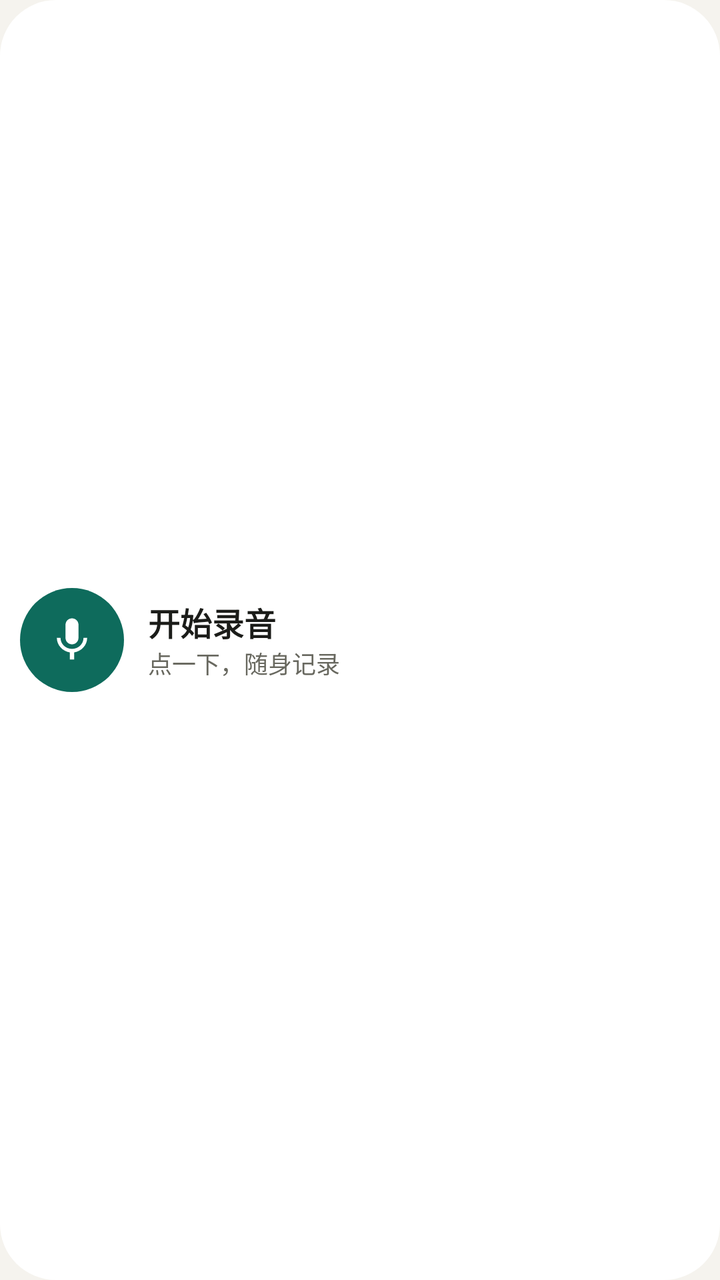
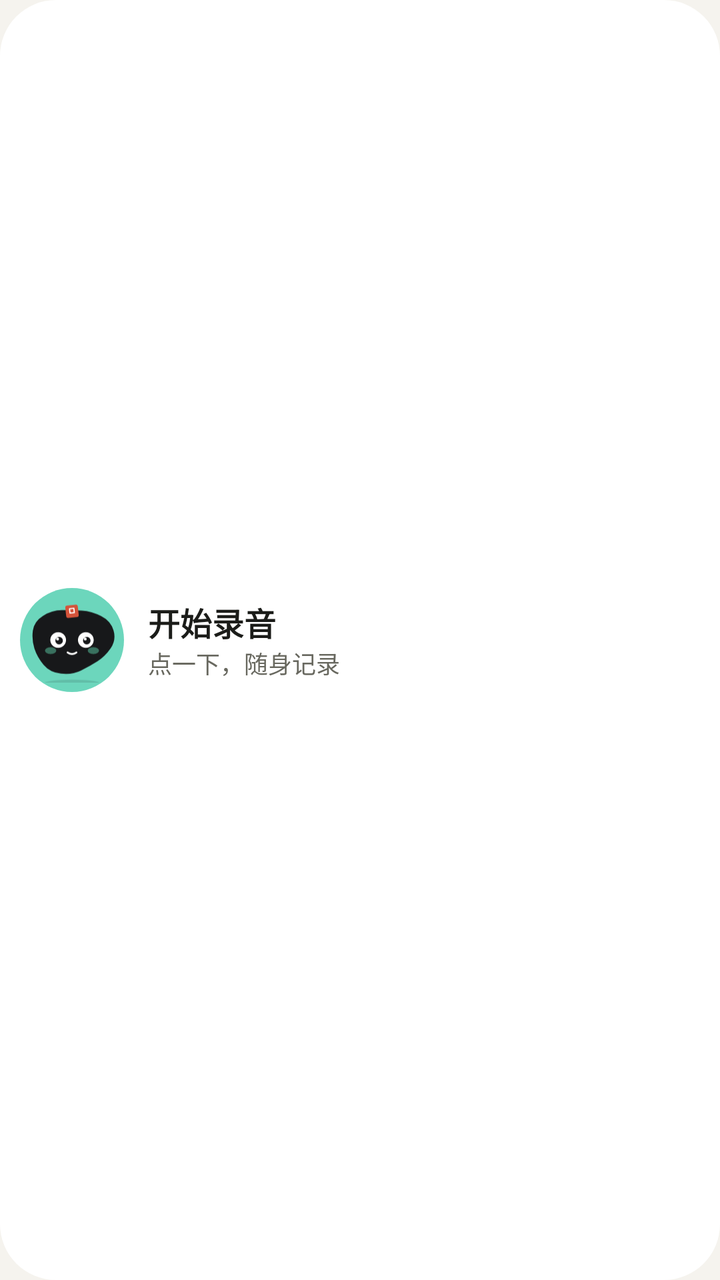

Two renders of the same Android screen: before a commit and after it. Below are the layout's source before the change and the commit's diff.
<!-- AndroidManifest.xml: application theme Theme.ShuoLeSa -->
<!-- res/layout/widget_record.xml -->
<?xml version="1.0" encoding="utf-8"?>
<LinearLayout xmlns:android="http://schemas.android.com/apk/res/android"
    android:id="@android:id/background"
    android:layout_width="match_parent"
    android:layout_height="match_parent"
    android:background="@drawable/widget_bg"
    android:gravity="center_vertical"
    android:orientation="horizontal"
    android:padding="10dp">

    <FrameLayout
        android:id="@+id/rec_orb"
        android:layout_width="52dp"
        android:layout_height="52dp">
        <ImageView
            android:id="@+id/rec_orb_bg"
            android:layout_width="match_parent"
            android:layout_height="match_parent"
            android:importantForAccessibility="no"
            android:src="@drawable/widget_orb" />
        <ImageView
            android:id="@+id/rec_orb_icon"
            android:layout_width="26dp"
            android:layout_height="26dp"
            android:layout_gravity="center"
            android:contentDescription="@string/tile_record_label"
            android:src="@drawable/ic_w_mic_on_orb" />
    </FrameLayout>

    <LinearLayout
        android:id="@+id/rec_texts"
        android:layout_width="0dp"
        android:layout_height="wrap_content"
        android:layout_marginStart="12dp"
        android:layout_weight="1"
        android:orientation="vertical">
        <TextView
            android:id="@+id/rec_title"
            android:layout_width="match_parent"
            android:layout_height="wrap_content"
            android:maxLines="1"
            android:text="开始录音"
            android:textColor="@color/text_primary"
            android:textSize="16sp"
            android:textStyle="bold" />
        <TextView
            android:id="@+id/rec_sub"
            android:layout_width="match_parent"
            android:layout_height="wrap_content"
            android:maxLines="1"
            android:text="点一下，随身记录"
            android:textColor="@color/text_secondary"
            android:textSize="12sp" />
        <Chronometer
            android:id="@+id/rec_timer"
            android:layout_width="match_parent"
            android:layout_height="wrap_content"
            android:textColor="@color/text_primary"
            android:textSize="20sp"
            android:textStyle="bold"
            android:visibility="gone" />
    </LinearLayout>

    <ImageButton
        android:id="@+id/rec_pause"
        android:layout_width="40dp"
        android:layout_height="40dp"
        android:layout_marginStart="8dp"
        android:background="@drawable/widget_circle_raised"
        android:contentDescription="暂停录音"
        android:src="@drawable/ic_w_pause"
        android:visibility="gone" />
    <ImageButton
        android:id="@+id/rec_mark"
        android:layout_width="40dp"
        android:layout_height="40dp"
        android:layout_marginStart="8dp"
        android:background="@drawable/widget_circle_raised"
        android:contentDescription="标记刚才这句"
        android:src="@drawable/ic_w_flag"
        android:visibility="gone" />
</LinearLayout>
<!-- resources referenced by this layout -->
<resources>
  <color name="text_primary">#1B1C19</color>
  <color name="text_secondary">#68685F</color>
  <!-- drawable ic_w_flag (drawable) -->
  <vector xmlns:android="http://schemas.android.com/apk/res/android"
      android:width="24dp"
      android:height="24dp"
      android:viewportWidth="24"
      android:viewportHeight="24"
      android:tint="@color/text_primary">
      <path
          android:fillColor="@android:color/white"
          android:pathData="M14.4,6L14,4H5v17h2v-7h5.6l0.4,2h7V6z" />
  </vector>
  <!-- drawable ic_w_mic_on_orb (drawable) -->
  <vector xmlns:android="http://schemas.android.com/apk/res/android"
      android:width="24dp"
      android:height="24dp"
      android:viewportWidth="24"
      android:viewportHeight="24"
      android:tint="@color/widget_on_orb">
      <path
          android:fillColor="@android:color/white"
          android:pathData="M12,14c1.66,0 2.99,-1.34 2.99,-3L15,5c0,-1.66 -1.34,-3 -3,-3S9,3.34 9,5v6c0,1.66 1.34,3 3,3zM17.3,11c0,3 -2.54,5.1 -5.3,5.1S6.7,14 6.7,11H5c0,3.41 2.72,6.23 6,6.72V21h2v-3.28c3.28,-0.48 6,-3.3 6,-6.72h-1.7z" />
  </vector>
  <!-- drawable ic_w_pause (drawable) -->
  <vector xmlns:android="http://schemas.android.com/apk/res/android"
      android:width="24dp"
      android:height="24dp"
      android:viewportWidth="24"
      android:viewportHeight="24"
      android:tint="@color/text_primary">
      <path
          android:fillColor="@android:color/white"
          android:pathData="M6,19h4V5H6v14zM14,5v14h4V5h-4z" />
  </vector>
  <!-- drawable widget_bg (drawable) -->
  <shape xmlns:android="http://schemas.android.com/apk/res/android" android:shape="rectangle">
      <solid android:color="@color/widget_bg" />
      <corners android:radius="@dimen/widget_radius" />
  </shape>
  <!-- drawable widget_circle_raised (drawable) -->
  <shape xmlns:android="http://schemas.android.com/apk/res/android" android:shape="oval">
      <solid android:color="@color/widget_bg_raised" />
  </shape>
  <!-- drawable widget_orb (drawable) -->
  <shape xmlns:android="http://schemas.android.com/apk/res/android" android:shape="oval">
      <solid android:color="@color/widget_orb" />
  </shape>
  <string name="tile_record_label">快捷录音</string>
  <style name="Theme.ShuoLeSa" parent="android:Theme.Material.Light.NoActionBar">
          <item name="android:colorBackground">@color/background</item>
          <item name="android:windowBackground">@color/background</item>
          <item name="android:statusBarColor">@color/background</item>
          <item name="android:navigationBarColor">@color/background</item>
          <item name="android:colorPrimary">@color/primary</item>
          <item name="android:colorPrimaryDark">@color/primary</item>
          <item name="android:colorAccent">@color/primary</item>
          <item name="android:textColorPrimary">@color/text_primary</item>
          <item name="android:textColorSecondary">@color/text_secondary</item>
          <item name="android:colorControlActivated">@color/primary</item>
          <item name="android:windowLightStatusBar">true</item>
          <item name="android:windowLightNavigationBar">true</item>
          <item name="android:navigationBarDividerColor">@color/outline</item>
      </style>
  <color name="widget_on_orb">#FFFFFF</color>
  <color name="widget_bg">#FFFFFF</color>
  <dimen name="widget_radius">24dp</dimen>
  <color name="widget_bg_raised">#F1EFE9</color>
  <color name="widget_orb">#0E6B5C</color>
  <color name="background">#F5F3EE</color>
  <color name="primary">#0E6B5C</color>
  <color name="outline">#E7E4DB</color>
</resources>

<!-- the commit's change to res/layout/widget_record.xml (unified diff, before → after) -->
@@ -17,14 +17,22 @@
             android:layout_width="match_parent"
             android:layout_height="match_parent"
             android:importantForAccessibility="no"
-            android:src="@drawable/widget_orb" />
+            android:src="@drawable/widget_orb_mint" />
+        <ImageView
+            android:id="@+id/rec_orb_spirit"
+            android:layout_width="44dp"
+            android:layout_height="44dp"
+            android:layout_gravity="center"
+            android:contentDescription="@string/tile_record_label"
+            android:src="@drawable/ic_spirit_on_mint" />
         <ImageView
             android:id="@+id/rec_orb_icon"
             android:layout_width="26dp"
             android:layout_height="26dp"
             android:layout_gravity="center"
             android:contentDescription="@string/tile_record_label"
-            android:src="@drawable/ic_w_mic_on_orb" />
+            android:src="@drawable/ic_w_stop_on_record"
+            android:visibility="gone" />
     </FrameLayout>
 
     <LinearLayout
<!-- resource entries referenced after the edit -->
@@ -2,6 +2,7 @@
 <resources>
   <color name="text_primary">#1B1C19</color>
   <color name="text_secondary">#68685F</color>
+  <!-- drawable ic_spirit_on_mint: vector/xml drawable (drawable, 2380 chars, omitted) -->
   <!-- drawable ic_w_flag (drawable) -->
   <vector xmlns:android="http://schemas.android.com/apk/res/android"
       android:width="24dp"
@@ -12,17 +13,6 @@
       <path
           android:fillColor="@android:color/white"
           android:pathData="M14.4,6L14,4H5v17h2v-7h5.6l0.4,2h7V6z" />
-  </vector>
-  <!-- drawable ic_w_mic_on_orb (drawable) -->
-  <vector xmlns:android="http://schemas.android.com/apk/res/android"
-      android:width="24dp"
-      android:height="24dp"
-      android:viewportWidth="24"
-      android:viewportHeight="24"
-      android:tint="@color/widget_on_orb">
-      <path
-          android:fillColor="@android:color/white"
-          android:pathData="M12,14c1.66,0 2.99,-1.34 2.99,-3L15,5c0,-1.66 -1.34,-3 -3,-3S9,3.34 9,5v6c0,1.66 1.34,3 3,3zM17.3,11c0,3 -2.54,5.1 -5.3,5.1S6.7,14 6.7,11H5c0,3.41 2.72,6.23 6,6.72V21h2v-3.28c3.28,-0.48 6,-3.3 6,-6.72h-1.7z" />
   </vector>
   <!-- drawable ic_w_pause (drawable) -->
   <vector xmlns:android="http://schemas.android.com/apk/res/android"
@@ -35,6 +25,17 @@
           android:fillColor="@android:color/white"
           android:pathData="M6,19h4V5H6v14zM14,5v14h4V5h-4z" />
   </vector>
+  <!-- drawable ic_w_stop_on_record (drawable) -->
+  <vector xmlns:android="http://schemas.android.com/apk/res/android"
+      android:width="24dp"
+      android:height="24dp"
+      android:viewportWidth="24"
+      android:viewportHeight="24"
+      android:tint="@color/widget_on_record">
+      <path
+          android:fillColor="@android:color/white"
+          android:pathData="M7,7h10v10H7z" />
+  </vector>
   <!-- drawable widget_bg (drawable) -->
   <shape xmlns:android="http://schemas.android.com/apk/res/android" android:shape="rectangle">
       <solid android:color="@color/widget_bg" />
@@ -44,9 +45,9 @@
   <shape xmlns:android="http://schemas.android.com/apk/res/android" android:shape="oval">
       <solid android:color="@color/widget_bg_raised" />
   </shape>
-  <!-- drawable widget_orb (drawable) -->
+  <!-- drawable widget_orb_mint (drawable) -->
   <shape xmlns:android="http://schemas.android.com/apk/res/android" android:shape="oval">
-      <solid android:color="@color/widget_orb" />
+      <solid android:color="#6CD6BC" />
   </shape>
   <string name="tile_record_label">快捷录音</string>
   <style name="Theme.ShuoLeSa" parent="android:Theme.Material.Light.NoActionBar">
@@ -64,11 +65,10 @@
           <item name="android:windowLightNavigationBar">true</item>
           <item name="android:navigationBarDividerColor">@color/outline</item>
       </style>
-  <color name="widget_on_orb">#FFFFFF</color>
+  <color name="widget_on_record">#FFFFFF</color>
   <color name="widget_bg">#FFFFFF</color>
   <dimen name="widget_radius">24dp</dimen>
   <color name="widget_bg_raised">#F1EFE9</color>
-  <color name="widget_orb">#0E6B5C</color>
   <color name="background">#F5F3EE</color>
   <color name="primary">#0E6B5C</color>
   <color name="outline">#E7E4DB</color>
